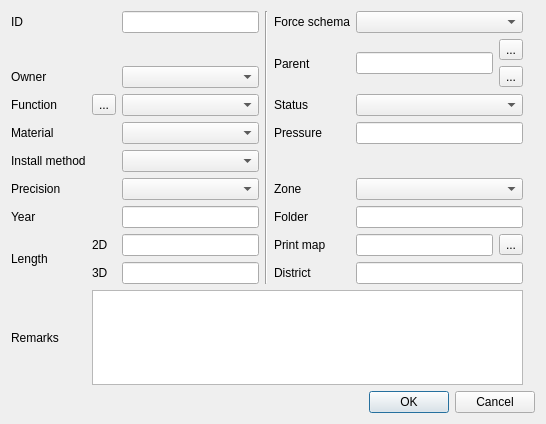
Old version of the form project/ui_forms/pipe.ui in the repository qwat/QWAT.
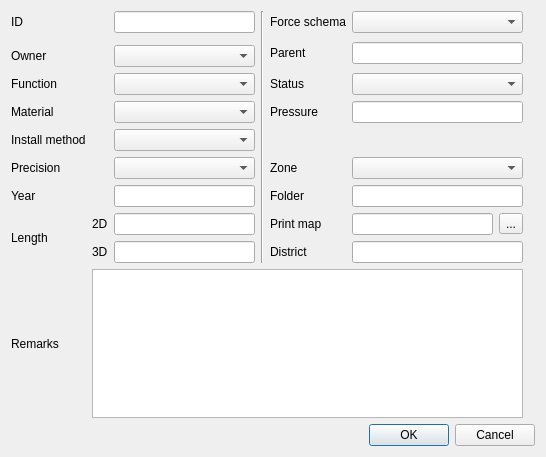
New version of the form.

Commit message: ui: update pipe form

```diff
--- a/project/ui_forms/pipe.ui
+++ b/project/ui_forms/pipe.ui
@@ -7,7 +7,7 @@
     <x>0</x>
     <y>0</y>
     <width>546</width>
-    <height>424</height>
+    <height>457</height>
    </rect>
   </property>
   <property name="windowTitle">
@@ -42,7 +42,7 @@
      </property>
     </widget>
    </item>
-   <item row="1" column="5" rowspan="2">
+   <item row="1" column="5" rowspan="2" colspan="2">
     <widget class="QLineEdit" name="id_parent"/>
    </item>
    <item row="3" column="4">
@@ -110,20 +110,6 @@
      </property>
     </widget>
    </item>
-   <item row="1" column="6">
-    <widget class="QToolButton" name="parent_cancel">
-     <property name="text">
-      <string>...</string>
-     </property>
-    </widget>
-   </item>
-   <item row="2" column="6">
-    <widget class="QToolButton" name="parent_edit">
-     <property name="text">
-      <string>...</string>
-     </property>
-    </widget>
-   </item>
    <item row="0" column="4">
     <widget class="QLabel" name="label_4">
      <property name="text">
@@ -234,13 +220,6 @@
      </property>
     </widget>
    </item>
-   <item row="3" column="1">
-    <widget class="QToolButton" name="edit_function">
-     <property name="text">
-      <string>...</string>
-     </property>
-    </widget>
-   </item>
    <item row="2" column="0">
     <widget class="QLabel" name="label_15">
      <property name="text">
```
The commit also changes 1 other file.
